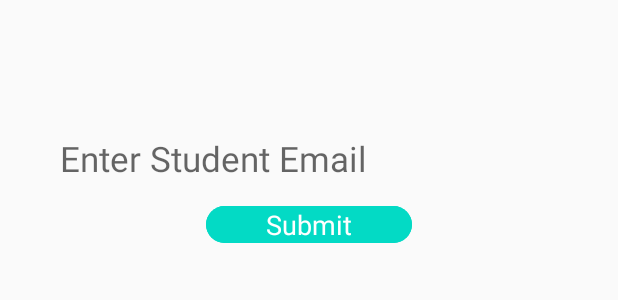
After one commit to m-awaisnazeer/BasicSchoolManagementSystem, an Android app: the layout fragment_show_result.xml on its own in the app's theme, with its tools: preview values and no code run, on a phone screen of 412 x 824 dp. The commit adds this screen. Shown: the top 300 px of the screen. Run offline under Robolectric (Android 15) with nearby library versions, the phone set to English and light mode, and no system bars.

Commit message:
Show Result Dialog Added

```diff
--- a/app/src/main/java/com/hamzasabir/schoolmanagementsystem/Fragmets/MyStudentsFragment.java
+++ b/app/src/main/java/com/hamzasabir/schoolmanagementsystem/Fragmets/MyStudentsFragment.java
@@ -67,7 +67,9 @@ public class MyStudentsFragment extends Fragment {
                             all_students.setAdapter(adapter);
 
                         } else {
-                            Toast.makeText(activity, "No Students Found", Toast.LENGTH_SHORT).show();
+                            if (isAdded()){
+                                Toast.makeText(activity, "No Students Found", Toast.LENGTH_SHORT).show();
+                            }
                         }
                     }
 
--- a/app/src/main/java/com/hamzasabir/schoolmanagementsystem/Models/StudentModel.java
+++ b/app/src/main/java/com/hamzasabir/schoolmanagementsystem/Models/StudentModel.java
@@ -4,7 +4,7 @@ public class StudentModel {
 
 
     String imgURl,name,age,classTaken,describe,uid,schoolUid;
-    int totalMarks,obtainedMarks;
+    int totalMarks=0,obtainedMarks=0;
 
     public StudentModel() {
     }
--- /dev/null
+++ b/app/src/main/res/layout/fragment_show_result.xml
@@ -0,0 +1,35 @@
+<?xml version="1.0" encoding="utf-8"?>
+<RelativeLayout xmlns:android="http://schemas.android.com/apk/res/android"
+    xmlns:tools="http://schemas.android.com/tools"
+    android:layout_width="match_parent"
+    android:layout_height="match_parent"
+    xmlns:app="http://schemas.android.com/apk/res-auto"
+    tools:context=".dialogs.ShowResultFragment">
+
+    <EditText
+        android:layout_width="match_parent"
+        android:layout_height="wrap_content"
+        android:background="@android:color/transparent"
+        android:hint="Enter Student Email"
+        android:layout_centerHorizontal="true"
+        android:layout_marginRight="40dp"
+        android:layout_marginLeft="40dp"
+        android:id="@+id/edt_enter_student_email"
+        android:layout_marginTop="90dp"
+        android:textSize="23sp"/>
+    <com.google.android.material.button.MaterialButton
+        android:layout_width="wrap_content"
+        android:layout_height="wrap_content"
+        android:layout_below="@id/edt_enter_student_email"
+        android:layout_centerHorizontal="true"
+        android:paddingLeft="40dp"
+        android:paddingRight="40dp"
+        android:text="Submit"
+        android:textSize="18sp"
+        android:textColor="@android:color/white"
+        android:layout_margin="10dp"
+        android:backgroundTint="@color/colorAccent"
+        app:cornerRadius="35dp"
+        />
+
+</RelativeLayout>
```
Also changed, not shown: app/src/main/java/com/hamzasabir/schoolmanagementsystem/Fragmets/AddSchoolFragment.java (+9 -7 lines), app/src/main/java/com/hamzasabir/schoolmanagementsystem/Fragmets/ManageSchoolFragment.java (+16 -18 lines), app/src/main/java/com/hamzasabir/schoolmanagementsystem/ViewSchoolActivity.java (+25 -15 lines), app/src/main/java/com/hamzasabir/schoolmanagementsystem/dialogs/ShowResultFragment.java (added, +28 -0 lines), app/src/main/res/layout/activity_view_school.xml (+6 -2 lines).
